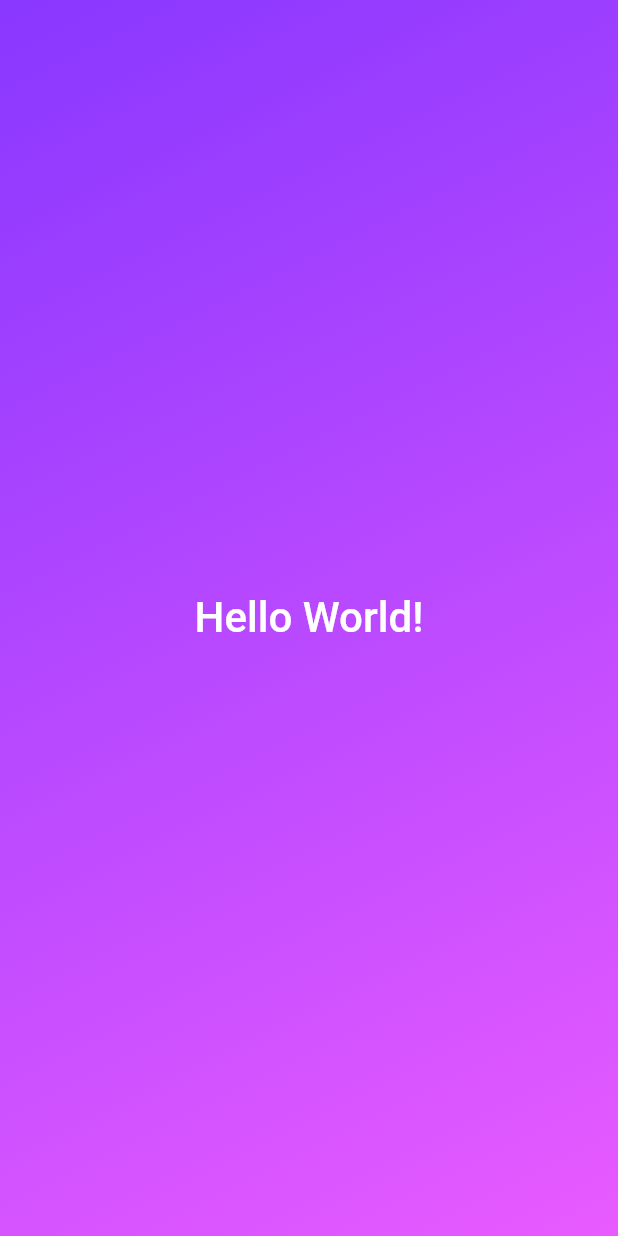
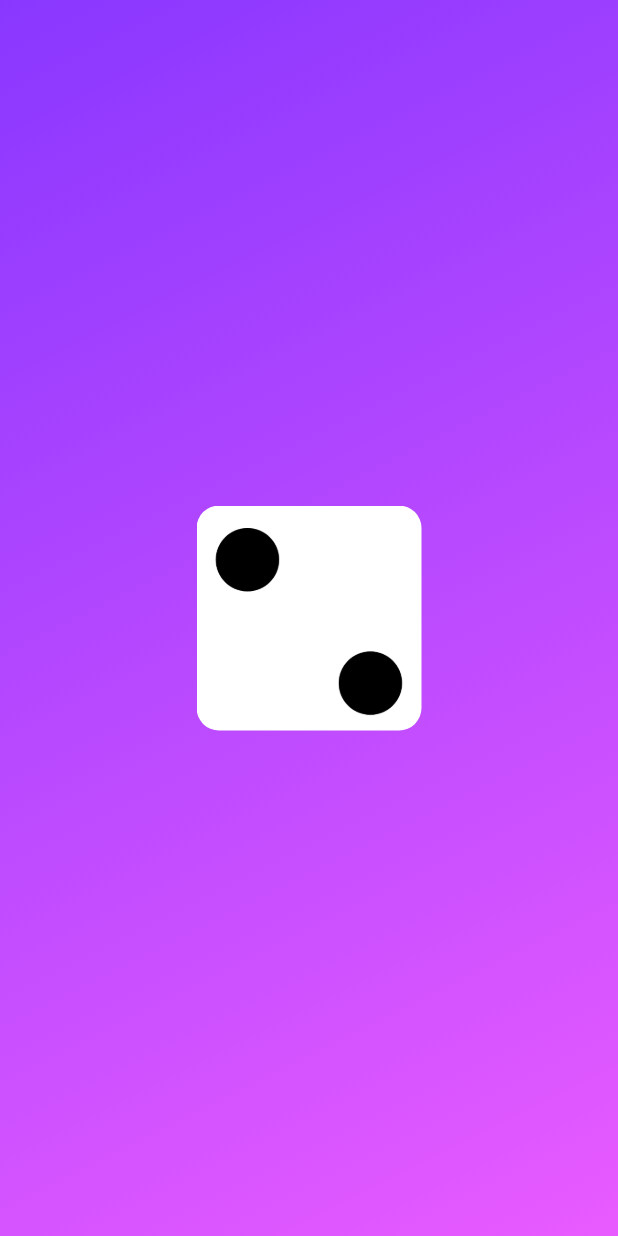
Before and after one commit to Md-Shoyab/rolling_dice, a Flutter app: the screen it shows after launch, on a phone screen of 412 x 824 dp. Run offline on Flutter 3.47's test engine with Material 2 defaults, Android fonts, the phone set to English and light mode, and no system bars.

Commit message:
dice image added in gradient container

```diff
--- a/lib/widgets/gradient_container.dart
+++ b/lib/widgets/gradient_container.dart
@@ -1,5 +1,4 @@
 import 'package:flutter/material.dart';
-import 'package:rolling_dice/widgets/stylish_text.dart';
 
 const gradientBeginPosition = Alignment.topLeft;
 const gradientEndPosition = Alignment.bottomRight;
@@ -21,9 +20,13 @@ class GradientContainer extends StatelessWidget {
           colors: gradientColorsList,
         ),
       ),
-      child: const Center(
-        child: StylishText(
-          textValue: 'Hello World!',
+      child: Center(
+        child: ClipRRect(
+          borderRadius: BorderRadius.circular(15),
+          child: Image.asset(
+            'assets/images/dice_2.png',
+            width: 150,
+          ),
         ),
       ),
     );
```
Also changed, not shown: pubspec.yaml (+5 -68 lines), assets/images/dice_1.png (added), assets/images/dice_2.png (added), assets/images/dice_3.png (added), assets/images/dice_4.png (added), assets/images/dice_5.png (added), assets/images/dice_6.png (added).
